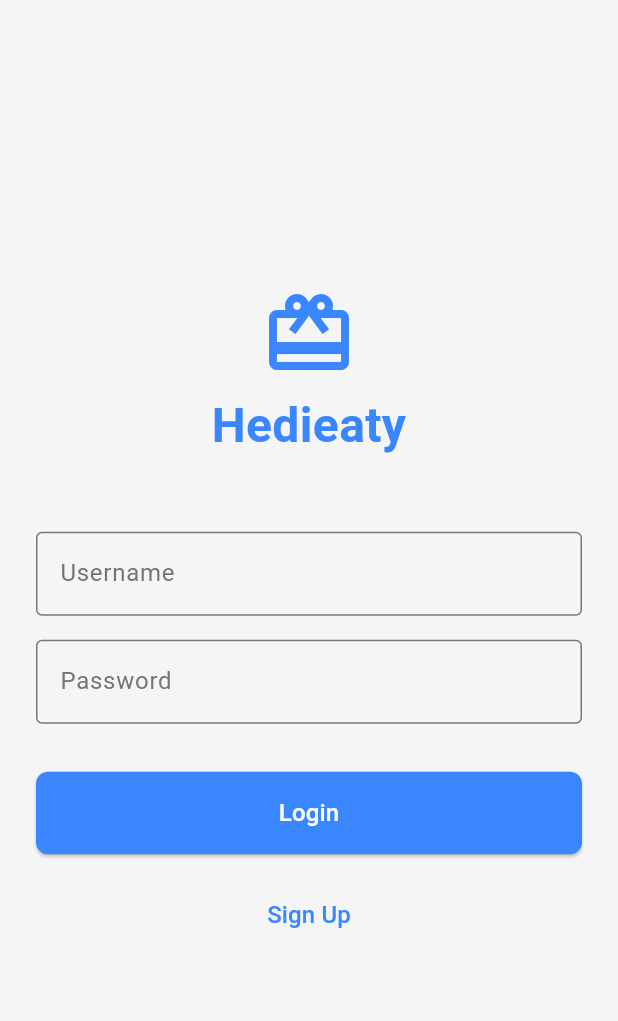
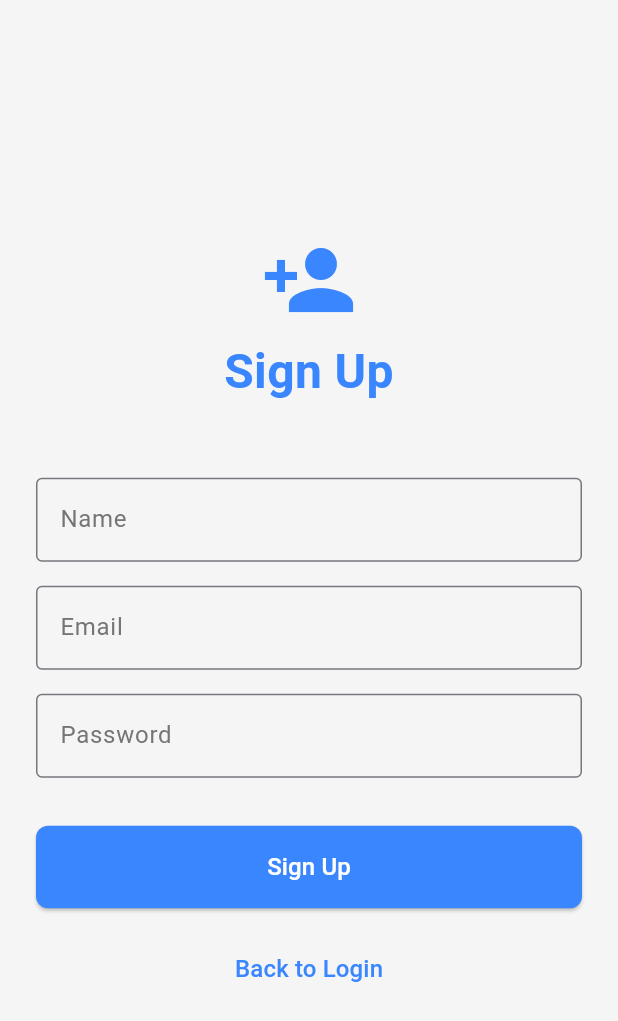
Before and after one commit to AbdoSalah22/hedieaty-app, a Flutter app: the LoginScreen screen opened directly, after a tap on "Sign Up", on a phone screen of 412 x 824 dp. Shown: the top 1021 px of the screen. Run offline on Flutter 3.47's test engine with Material 3 defaults, Android fonts, the phone set to English and light mode, and no system bars; our stand-ins replace sqflite; accounts and stored records are empty.

Commit message:
Added SQLite database and models

```diff
--- /dev/null
+++ b/lib/models/user_model.dart
@@ -0,0 +1,41 @@
+import 'dart:convert';
+import 'package:crypto/crypto.dart';
+
+class User {
+  final int? id;
+  final String name;
+  final String email;
+  final String password; // Store hashed password
+
+  User({
+    this.id,
+    required this.name,
+    required this.email,
+    required this.password,
+  });
+
+  // Hash the password using SHA-256
+  static String hashPassword(String password) {
+    final bytes = utf8.encode(password); // Convert password to bytes
+    final hash = sha256.convert(bytes);  // Generate SHA-256 hash
+    return hash.toString();
+  }
+
+  Map<String, dynamic> toMap() {
+    return {
+      'ID': id,
+      'name': name,
+      'email': email,
+      'password': password,
+    };
+  }
+
+  factory User.fromMap(Map<String, dynamic> map) {
+    return User(
+      id: map['ID'],
+      name: map['name'],
+      email: map['email'],
+      password: map['password'],
+    );
+  }
+}
--- /dev/null
+++ b/lib/views/login_page.dart
@@ -0,0 +1,122 @@
+import 'package:flutter/material.dart';
+import '../database/database_helper.dart';
+import 'main_screen.dart';
+import 'signup_page.dart';    // Import your MainScreen
+
+class LoginScreen extends StatelessWidget {
+  final TextEditingController emailController = TextEditingController();
+  final TextEditingController passwordController = TextEditingController();
+
+  Future<void> _handleLogin(BuildContext context) async {
+    final email = emailController.text.trim();
+    final password = passwordController.text;
+
+    if (email.isEmpty || password.isEmpty) {
+      ScaffoldMessenger.of(context).showSnackBar(
+        SnackBar(content: Text('Please enter both email and password.')),
+      );
+      return;
+    }
+
+    final dbHelper = DatabaseHelper();
+    final isValidUser = await dbHelper.verifyUser(email, password);
+
+    if (isValidUser) {
+      Navigator.pushReplacement(
+        context,
+        MaterialPageRoute(builder: (context) => MainScreen()),
+      );
+    } else {
+      ScaffoldMessenger.of(context).showSnackBar(
+        SnackBar(content: Text('User does not exist.')),
+      );
+    }
+  }
+
+  @override
+  Widget build(BuildContext context) {
+    return Scaffold(
+      backgroundColor: Color(0xFFF5F5F5), // Light Gray background
+      body: Center(
+        child: Padding(
+          padding: const EdgeInsets.symmetric(horizontal: 24.0),
+          child: Column(
+            mainAxisAlignment: MainAxisAlignment.center,
+            crossAxisAlignment: CrossAxisAlignment.stretch,
+            children: [
+              Icon(
+                Icons.card_giftcard,
+                color: Color(0xFF3A86FF),
+                size: 64,
+              ),
+              SizedBox(height: 6),
+              Text(
+                'Hedieaty',
+                style: TextStyle(
+                  fontSize: 32,
+                  fontWeight: FontWeight.bold,
+                  color: Color(0xFF3A86FF), // Soft Blue
+                ),
+                textAlign: TextAlign.center,
+              ),
+              SizedBox(height: 48),
+              TextField(
+                controller: emailController,
+                decoration: InputDecoration(
+                  labelText: 'Email',
+                  border: OutlineInputBorder(),
+                  labelStyle: TextStyle(color: Color(0xFF757575)), // Soft Gray
+                ),
+              ),
+              SizedBox(height: 16),
+              TextField(
+                controller: passwordController,
+                obscureText: true,
+                decoration: InputDecoration(
+                  labelText: 'Password',
+                  border: OutlineInputBorder(),
+                  labelStyle: TextStyle(color: Color(0xFF757575)), // Soft Gray
+                ),
+              ),
+              SizedBox(height: 32),
+              ElevatedButton(
+                onPressed: () => _handleLogin(context),
+                style: ElevatedButton.styleFrom(
+                  backgroundColor: Color(0xFF3A86FF), // Soft Blue
+                  padding: EdgeInsets.symmetric(vertical: 16),
+                  shape: RoundedRectangleBorder(
+                    borderRadius: BorderRadius.circular(8),
+                  ),
+                ),
+                child: Text(
+                  'Login',
+                  style: TextStyle(
+                    color: Colors.white,
+                    fontSize: 16,
+                  ),
+                ),
+              ),
+              SizedBox(height: 16),
+              TextButton(
+                onPressed: () {
+                  // Navigate to the SignupScreen
+                  Navigator.push(
+                    context,
+                    MaterialPageRoute(builder: (context) => SignupScreen()),
+                  );
+                },
+                child: Text(
+                  'Sign Up',
+                  style: TextStyle(
+                    color: Color(0xFF3A86FF), // Soft Blue
+                    fontSize: 16,
+                  ),
+                ),
+              ),
+            ],
+          ),
+        ),
+      ),
+    );
+  }
+}
--- a/lib/screens/profile_page.dart
+++ b/lib/views/profile_page.dart
@@ -1,5 +1,5 @@
 import 'package:flutter/material.dart';
-import 'package:hedieaty/screens/pledged_gifts_page.dart';
+import 'package:hedieaty/views/pledged_gifts_page.dart';
 
 class ProfilePage extends StatefulWidget {
   @override
--- a/lib/screens/login_page.dart
+++ b/lib/views/signup_page.dart
@@ -1,20 +1,51 @@
 import 'package:flutter/material.dart';
+import '../database/database_helper.dart';
+import '../models/user_model.dart';
+import 'login_page.dart';
 
-class HedieatyApp extends StatelessWidget {
-  @override
-  Widget build(BuildContext context) {
-    return MaterialApp(
-      title: 'Hedieaty',
-      theme: ThemeData(
-        primaryColor: Color(0xFF3A86FF), // Soft Blue
-        hintColor: Color(0xFF83C5BE), // Light Teal
-      ),
-      home: LoginScreen(),
+
+class SignupScreen extends StatelessWidget {
+  final TextEditingController nameController = TextEditingController();
+  final TextEditingController emailController = TextEditingController();
+  final TextEditingController passwordController = TextEditingController();
+
+  Future<void> _handleSignup(BuildContext context) async {
+    final name = nameController.text.trim();
+    final email = emailController.text.trim();
+    final password = passwordController.text;
+
+    if (name.isEmpty || email.isEmpty || password.isEmpty) {
+      ScaffoldMessenger.of(context).showSnackBar(
+        SnackBar(content: Text('Please fill in all fields.')),
+      );
+      return;
+    }
+
+    final dbHelper = DatabaseHelper();
+    final hashedPassword = User.hashPassword(password);
+
+    final newUser = User(
+      name: name,
+      email: email,
+      password: hashedPassword,
     );
+
+    try {
+      await dbHelper.insertUser(newUser);
+      ScaffoldMessenger.of(context).showSnackBar(
+        SnackBar(content: Text('Registration successful! Please log in.')),
+      );
+      Navigator.pushReplacement(
+        context,
+        MaterialPageRoute(builder: (context) => LoginScreen()),
+      );
+    } catch (e) {
+      ScaffoldMessenger.of(context).showSnackBar(
+        SnackBar(content: Text('Error registering user: $e')),
+      );
+    }
   }
-}
 
-class LoginScreen extends StatelessWidget {
   @override
   Widget build(BuildContext context) {
     return Scaffold(
@@ -27,13 +58,13 @@ class LoginScreen extends StatelessWidget {
             crossAxisAlignment: CrossAxisAlignment.stretch,
             children: [
               Icon(
-                  Icons.card_giftcard,
+                Icons.person_add,
                 color: Color(0xFF3A86FF),
                 size: 64,
               ),
               SizedBox(height: 6),
               Text(
-                'Hedieaty',
+                'Sign Up',
                 style: TextStyle(
                   fontSize: 32,
                   fontWeight: FontWeight.bold,
@@ -43,14 +74,25 @@ class LoginScreen extends StatelessWidget {
               ),
               SizedBox(height: 48),
               TextField(
+                controller: nameController,
                 decoration: InputDecoration(
-                  labelText: 'Username',
+                  labelText: 'Name',
                   border: OutlineInputBorder(),
                   labelStyle: TextStyle(color: Color(0xFF757575)), // Soft Gray
                 ),
               ),
               SizedBox(height: 16),
               TextField(
+                controller: emailController,
+                decoration: InputDecoration(
+                  labelText: 'Email',
+                  border: OutlineInputBorder(),
+                  labelStyle: TextStyle(color: Color(0xFF757575)), // Soft Gray
+                ),
+              ),
+              SizedBox(height: 16),
+              TextField(
+                controller: passwordController,
                 obscureText: true,
                 decoration: InputDecoration(
                   labelText: 'Password',
@@ -60,9 +102,7 @@ class LoginScreen extends StatelessWidget {
               ),
               SizedBox(height: 32),
               ElevatedButton(
-                onPressed: () {
-                  // Add login functionality here
-                },
+                onPressed: () => _handleSignup(context),
                 style: ElevatedButton.styleFrom(
                   backgroundColor: Color(0xFF3A86FF), // Soft Blue
                   padding: EdgeInsets.symmetric(vertical: 16),
@@ -71,7 +111,7 @@ class LoginScreen extends StatelessWidget {
                   ),
                 ),
                 child: Text(
-                  'Login',
+                  'Sign Up',
                   style: TextStyle(
                     color: Colors.white,
                     fontSize: 16,
@@ -81,10 +121,13 @@ class LoginScreen extends StatelessWidget {
               SizedBox(height: 16),
               TextButton(
                 onPressed: () {
-                  // Add sign-up navigation here
+                  Navigator.pushReplacement(
+                    context,
+                    MaterialPageRoute(builder: (context) => LoginScreen()),
+                  );
                 },
                 child: Text(
-                  'Sign Up',
+                  'Back to Login',
                   style: TextStyle(
                     color: Color(0xFF3A86FF), // Soft Blue
                     fontSize: 16,
--- a/pubspec.yaml
+++ b/pubspec.yaml
@@ -30,6 +30,8 @@ environment:
 dependencies:
   flutter:
     sdk: flutter
+  sqflite: ^2.4.1
+  crypto: ^3.0.6
 
 
   # The following adds the Cupertino Icons font to your application.
```
Also changed, not shown: lib/database/database_helper.dart (added, +108 -0 lines), lib/main.dart (+3 -61 lines), lib/models/event_model.dart (added, +39 -0 lines), lib/models/friend_model.dart (added, +22 -0 lines), lib/models/gift_model.dart (added, +43 -0 lines), lib/views/main_screen.dart (added, +59 -0 lines), lib/views/event_list_page.dart (renamed from lib/screens/event_list_page.dart), lib/views/gift_details_page.dart (renamed from lib/screens/gift_details_page.dart), lib/views/gift_list_page.dart (renamed from lib/screens/gift_list_page.dart), lib/views/home_page.dart (renamed from lib/screens/home_page.dart), lib/views/pledged_gifts_page.dart (renamed from lib/screens/pledged_gifts_page.dart), pubspec.lock, 3 other files.
